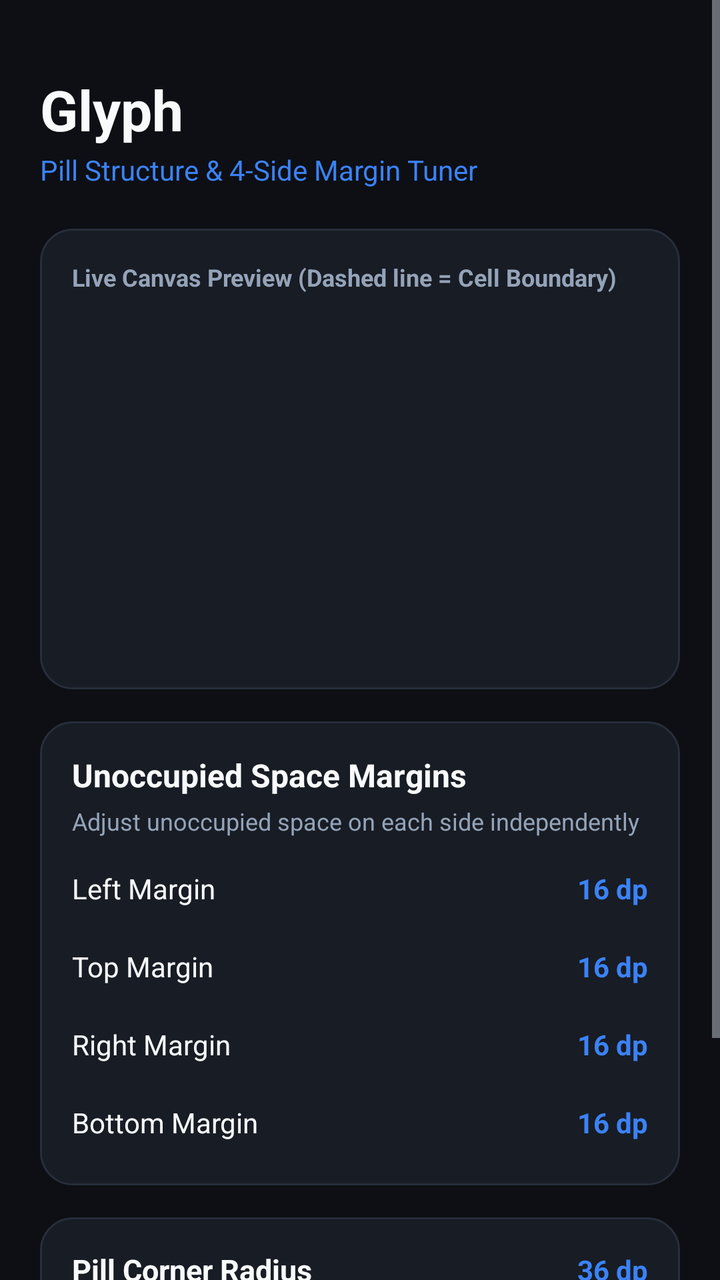
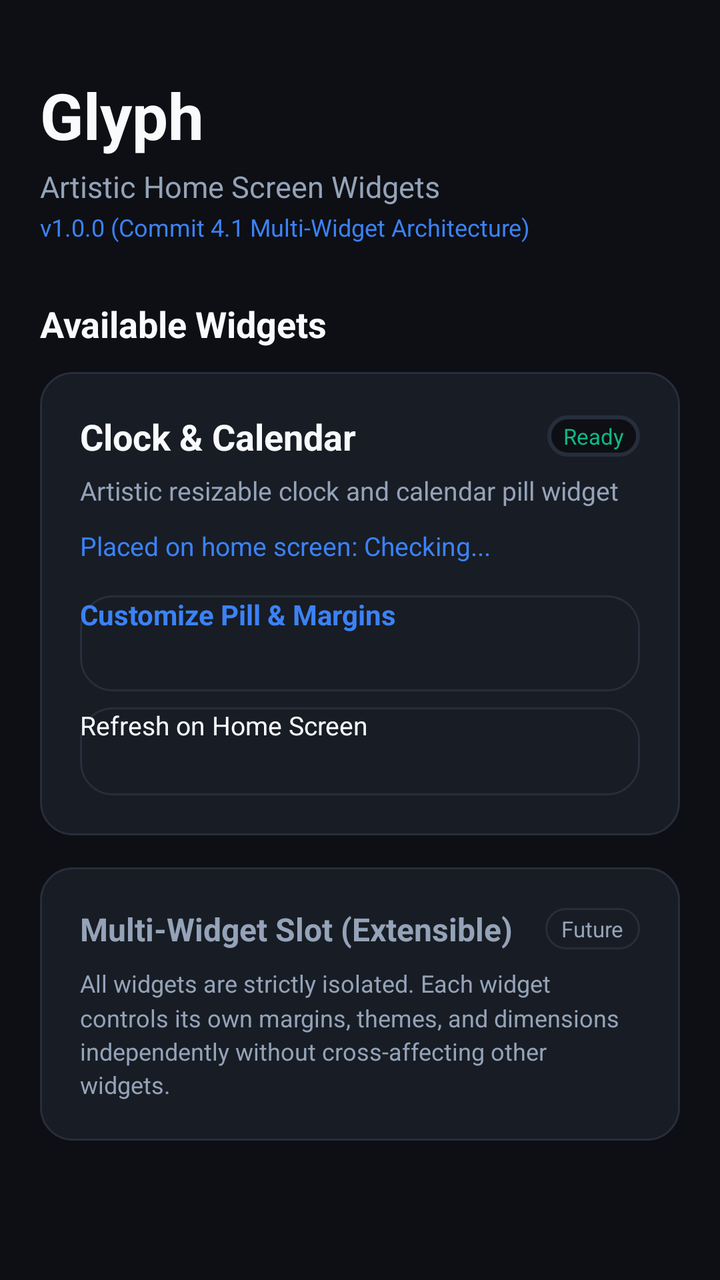

The first picture is an Android layout as it rendered before a commit; the second is the same layout after the commit. The layout source and the unified diff follow.
<!-- AndroidManifest.xml: application theme android:Theme.DeviceDefault.NoActionBar -->
<!-- res/layout/activity_main.xml -->
<?xml version="1.0" encoding="utf-8"?>
<ScrollView xmlns:android="http://schemas.android.com/apk/res/android"
    android:layout_width="match_parent"
    android:layout_height="match_parent"
    android:background="@color/bg_dark">

    <LinearLayout
        android:layout_width="match_parent"
        android:layout_height="wrap_content"
        android:orientation="vertical"
        android:padding="20dp">

        
        <TextView
            android:id="@+id/text_app_title"
            android:layout_width="wrap_content"
            android:layout_height="wrap_content"
            android:layout_marginTop="16dp"
            android:text="@string/app_name"
            android:textColor="@color/text_primary"
            android:textSize="28sp"
            android:textStyle="bold" />

        <TextView
            android:layout_width="wrap_content"
            android:layout_height="wrap_content"
            android:layout_marginTop="2dp"
            android:text="Pill Structure &amp; 4-Side Margin Tuner"
            android:textColor="@color/accent_blue"
            android:textSize="14sp" />

        
        <LinearLayout
            android:layout_width="match_parent"
            android:layout_height="wrap_content"
            android:layout_marginTop="20dp"
            android:background="@drawable/bg_card"
            android:orientation="vertical"
            android:padding="16dp">

            <TextView
                android:layout_width="wrap_content"
                android:layout_height="wrap_content"
                android:text="Live Canvas Preview (Dashed line = Cell Boundary)"
                android:textColor="@color/text_secondary"
                android:textSize="12sp"
                android:textStyle="bold" />

            <ImageView
                android:id="@+id/preview_canvas"
                android:layout_width="match_parent"
                android:layout_height="170dp"
                android:layout_marginTop="12dp"
                android:scaleType="fitCenter"
                android:contentDescription="Widget Preview" />

        </LinearLayout>

        
        <LinearLayout
            android:layout_width="match_parent"
            android:layout_height="wrap_content"
            android:layout_marginTop="16dp"
            android:background="@drawable/bg_card"
            android:orientation="vertical"
            android:padding="16dp">

            <TextView
                android:layout_width="wrap_content"
                android:layout_height="wrap_content"
                android:text="Unoccupied Space Margins"
                android:textColor="@color/text_primary"
                android:textSize="16sp"
                android:textStyle="bold" />

            <TextView
                android:layout_width="wrap_content"
                android:layout_height="wrap_content"
                android:layout_marginTop="4dp"
                android:text="Adjust unoccupied space on each side independently"
                android:textColor="@color/text_secondary"
                android:textSize="12sp" />

            
            <LinearLayout
                android:layout_width="match_parent"
                android:layout_height="wrap_content"
                android:layout_marginTop="16dp"
                android:gravity="center_vertical"
                android:orientation="horizontal">
                <TextView
                    android:layout_width="0dp"
                    android:layout_height="wrap_content"
                    android:layout_weight="1"
                    android:text="Left Margin"
                    android:textColor="@color/text_primary"
                    android:textSize="14sp" />
                <TextView
                    android:id="@+id/text_margin_left_val"
                    android:layout_width="wrap_content"
                    android:layout_height="wrap_content"
                    android:text="16 dp"
                    android:textColor="@color/accent_blue"
                    android:textSize="14sp"
                    android:textStyle="bold" />
            </LinearLayout>
            <SeekBar
                android:id="@+id/seek_margin_left"
                android:layout_width="match_parent"
                android:layout_height="wrap_content"
                android:layout_marginTop="6dp"
                android:max="48" />

            
            <LinearLayout
                android:layout_width="match_parent"
                android:layout_height="wrap_content"
                android:layout_marginTop="14dp"
                android:gravity="center_vertical"
                android:orientation="horizontal">
                <TextView
                    android:layout_width="0dp"
                    android:layout_height="wrap_content"
                    android:layout_weight="1"
                    android:text="Top Margin"
                    android:textColor="@color/text_primary"
                    android:textSize="14sp" />
                <TextView
                    android:id="@+id/text_margin_top_val"
                    android:layout_width="wrap_content"
                    android:layout_height="wrap_content"
                    android:text="16 dp"
                    android:textColor="@color/accent_blue"
                    android:textSize="14sp"
                    android:textStyle="bold" />
            </LinearLayout>
            <SeekBar
                android:id="@+id/seek_margin_top"
                android:layout_width="match_parent"
                android:layout_height="wrap_content"
                android:layout_marginTop="6dp"
                android:max="48" />

            
            <LinearLayout
                android:layout_width="match_parent"
                android:layout_height="wrap_content"
                android:layout_marginTop="14dp"
                android:gravity="center_vertical"
                android:orientation="horizontal">
                <TextView
                    android:layout_width="0dp"
                    android:layout_height="wrap_content"
                    android:layout_weight="1"
                    android:text="Right Margin"
                    android:textColor="@color/text_primary"
                    android:textSize="14sp" />
                <TextView
                    android:id="@+id/text_margin_right_val"
                    android:layout_width="wrap_content"
                    android:layout_height="wrap_content"
                    android:text="16 dp"
                    android:textColor="@color/accent_blue"
                    android:textSize="14sp"
                    android:textStyle="bold" />
            </LinearLayout>
            <SeekBar
                android:id="@+id/seek_margin_right"
                android:layout_width="match_parent"
                android:layout_height="wrap_content"
                android:layout_marginTop="6dp"
                android:max="48" />

            
            <LinearLayout
                android:layout_width="match_parent"
                android:layout_height="wrap_content"
                android:layout_marginTop="14dp"
                android:gravity="center_vertical"
                android:orientation="horizontal">
                <TextView
                    android:layout_width="0dp"
                    android:layout_height="wrap_content"
                    android:layout_weight="1"
                    android:text="Bottom Margin"
                    android:textColor="@color/text_primary"
                    android:textSize="14sp" />
                <TextView
                    android:id="@+id/text_margin_bottom_val"
                    android:layout_width="wrap_content"
                    android:layout_height="wrap_content"
                    android:text="16 dp"
                    android:textColor="@color/accent_blue"
                    android:textSize="14sp"
                    android:textStyle="bold" />
            </LinearLayout>
            <SeekBar
                android:id="@+id/seek_margin_bottom"
                android:layout_width="match_parent"
                android:layout_height="wrap_content"
                android:layout_marginTop="6dp"
                android:max="48" />

        </LinearLayout>

        
        <LinearLayout
            android:layout_width="match_parent"
            android:layout_height="wrap_content"
            android:layout_marginTop="16dp"
            android:background="@drawable/bg_card"
            android:orientation="vertical"
            android:padding="16dp">

            <LinearLayout
                android:layout_width="match_parent"
                android:layout_height="wrap_content"
                android:gravity="center_vertical"
                android:orientation="horizontal">
                <TextView
                    android:layout_width="0dp"
                    android:layout_height="wrap_content"
                    android:layout_weight="1"
                    android:text="Pill Corner Radius"
                    android:textColor="@color/text_primary"
                    android:textSize="15sp"
                    android:textStyle="bold" />
                <TextView
                    android:id="@+id/text_corner_radius_val"
                    android:layout_width="wrap_content"
                    android:layout_height="wrap_content"
                    android:text="36 dp"
                    android:textColor="@color/accent_blue"
                    android:textSize="14sp"
                    android:textStyle="bold" />
            </LinearLayout>
            <SeekBar
                android:id="@+id/seek_corner_radius"
                android:layout_width="match_parent"
                android:layout_height="wrap_content"
                android:layout_marginTop="8dp"
                android:max="64" />

        </LinearLayout>

        
        <LinearLayout
            android:layout_width="match_parent"
            android:layout_height="wrap_content"
            android:layout_marginTop="20dp"
            android:layout_marginBottom="32dp"
            android:orientation="horizontal">

            <Button
                android:id="@+id/btn_reset_margins"
                android:layout_width="0dp"
                android:layout_height="48dp"
                android:layout_weight="1"
                android:layout_marginEnd="8dp"
                android:background="@drawable/bg_card"
                android:text="Reset Defaults"
                android:textColor="@color/text_secondary"
                android:textSize="13sp" />

            <Button
                android:id="@+id/btn_apply_widget"
                android:layout_width="0dp"
                android:layout_height="48dp"
                android:layout_weight="1"
                android:layout_marginStart="8dp"
                android:background="@drawable/bg_card"
                android:text="Apply to Widget"
                android:textColor="@color/accent_blue"
                android:textSize="13sp" />

        </LinearLayout>

    </LinearLayout>

</ScrollView>
<!-- resources referenced by this layout -->
<resources>
  <color name="accent_blue">#3B82F6</color>
  <color name="bg_dark">#0D0F14</color>
  <color name="text_primary">#F8FAFC</color>
  <color name="text_secondary">#94A3B8</color>
  <!-- drawable bg_card (drawable) -->
  <?xml version="1.0" encoding="utf-8"?>
  <shape xmlns:android="http://schemas.android.com/apk/res/android"
      android:shape="rectangle">
      <corners android:radius="16dp" />
      <solid android:color="@color/card_dark" />
      <stroke
          android:width="1dp"
          android:color="@color/border_card" />
  </shape>
  <string name="app_name">Glyph</string>
  <color name="card_dark">#181C24</color>
  <color name="border_card">#272E3B</color>
</resources>

<!-- the commit's change to res/layout/activity_main.xml (unified diff, before → after) -->
@@ -18,41 +18,114 @@
             android:layout_marginTop="16dp"
             android:text="@string/app_name"
             android:textColor="@color/text_primary"
-            android:textSize="28sp"
+            android:textSize="32sp"
             android:textStyle="bold" />
 
         <TextView
+            android:id="@+id/text_app_tagline"
+            android:layout_width="wrap_content"
+            android:layout_height="wrap_content"
+            android:layout_marginTop="4dp"
+            android:text="@string/app_tagline"
+            android:textColor="@color/text_secondary"
+            android:textSize="15sp" />
+
+        <TextView
+            android:id="@+id/text_version"
             android:layout_width="wrap_content"
             android:layout_height="wrap_content"
             android:layout_marginTop="2dp"
-            android:text="Pill Structure &amp; 4-Side Margin Tuner"
+            android:text="v1.0.0 (Commit 4.1 Multi-Widget Architecture)"
             android:textColor="@color/accent_blue"
-            android:textSize="14sp" />
+            android:textSize="12sp" />
+
+        
+        <TextView
+            android:layout_width="wrap_content"
+            android:layout_height="wrap_content"
+            android:layout_marginTop="28dp"
+            android:text="@string/section_widgets"
+            android:textColor="@color/text_primary"
+            android:textSize="18sp"
+            android:textStyle="bold" />
 
         
         <LinearLayout
             android:layout_width="match_parent"
             android:layout_height="wrap_content"
-            android:layout_marginTop="20dp"
+            android:layout_marginTop="12dp"
             android:background="@drawable/bg_card"
             android:orientation="vertical"
-            android:padding="16dp">
+            android:padding="20dp">
+
+            <LinearLayout
+                android:layout_width="match_parent"
+                android:layout_height="wrap_content"
+                android:gravity="center_vertical"
+                android:orientation="horizontal">
+
+                <TextView
+                    android:layout_width="0dp"
+                    android:layout_height="wrap_content"
+                    android:layout_weight="1"
+                    android:text="@string/widget_clock_calendar_name"
+                    android:textColor="@color/text_primary"
+                    android:textSize="18sp"
+                    android:textStyle="bold" />
+
+                <TextView
+                    android:id="@+id/text_clock_calendar_status"
+                    android:layout_width="wrap_content"
+                    android:layout_height="wrap_content"
+                    android:background="@drawable/ic_launcher"
+                    android:paddingStart="8dp"
+                    android:paddingTop="3dp"
+                    android:paddingEnd="8dp"
+                    android:paddingBottom="3dp"
+                    android:text="Ready"
+                    android:textColor="@color/status_green"
+                    android:textSize="11sp" />
+
+            </LinearLayout>
 
             <TextView
                 android:layout_width="wrap_content"
                 android:layout_height="wrap_content"
-                android:text="Live Canvas Preview (Dashed line = Cell Boundary)"
+                android:layout_marginTop="6dp"
+                android:text="@string/widget_clock_calendar_desc"
                 android:textColor="@color/text_secondary"
-                android:textSize="12sp"
+                android:textSize="13sp" />
+
+            <TextView
+                android:id="@+id/text_clock_calendar_count"
+                android:layout_width="wrap_content"
+                android:layout_height="wrap_content"
+                android:layout_marginTop="10dp"
+                android:text="Placed on home screen: Checking..."
+                android:textColor="@color/accent_blue"
+                android:textSize="13sp" />
+
+            
+            <Button
+                android:id="@+id/btn_customize_clock_calendar"
+                android:layout_width="match_parent"
+                android:layout_height="48dp"
+                android:layout_marginTop="16dp"
+                android:background="@drawable/bg_card"
+                android:text="Customize Pill &amp; Margins"
+                android:textColor="@color/accent_blue"
+                android:textSize="14sp"
                 android:textStyle="bold" />
 
-            <ImageView
-                android:id="@+id/preview_canvas"
+            <Button
+                android:id="@+id/btn_refresh_clock_calendar"
                 android:layout_width="match_parent"
-                android:layout_height="170dp"
-                android:layout_marginTop="12dp"
-                android:scaleType="fitCenter"
-                android:contentDescription="Widget Preview" />
+                android:layout_height="44dp"
+                android:layout_marginTop="8dp"
+                android:background="@drawable/bg_card"
+                android:text="Refresh on Home Screen"
+                android:textColor="@color/text_primary"
+                android:textSize="13sp" />
 
         </LinearLayout>
 
@@ -61,217 +134,48 @@
             android:layout_width="match_parent"
             android:layout_height="wrap_content"
             android:layout_marginTop="16dp"
+            android:layout_marginBottom="32dp"
             android:background="@drawable/bg_card"
             android:orientation="vertical"
-            android:padding="16dp">
-
-            <TextView
-                android:layout_width="wrap_content"
-                android:layout_height="wrap_content"
-                android:text="Unoccupied Space Margins"
-                android:textColor="@color/text_primary"
-                android:textSize="16sp"
-                android:textStyle="bold" />
-
-            <TextView
-                android:layout_width="wrap_content"
-                android:layout_height="wrap_content"
-                android:layout_marginTop="4dp"
-                android:text="Adjust unoccupied space on each side independently"
-                android:textColor="@color/text_secondary"
-                android:textSize="12sp" />
-
-            
-            <LinearLayout
-                android:layout_width="match_parent"
-                android:layout_height="wrap_content"
-                android:layout_marginTop="16dp"
-                android:gravity="center_vertical"
-                android:orientation="horizontal">
-                <TextView
-                    android:layout_width="0dp"
-                    android:layout_height="wrap_content"
-                    android:layout_weight="1"
-                    android:text="Left Margin"
-                    android:textColor="@color/text_primary"
-                    android:textSize="14sp" />
-                <TextView
-                    android:id="@+id/text_margin_left_val"
-                    android:layout_width="wrap_content"
-                    android:layout_height="wrap_content"
-                    android:text="16 dp"
-                    android:textColor="@color/accent_blue"
-                    android:textSize="14sp"
-                    android:textStyle="bold" />
-            </LinearLayout>
-            <SeekBar
-                android:id="@+id/seek_margin_left"
-                android:layout_width="match_parent"
-                android:layout_height="wrap_content"
-                android:layout_marginTop="6dp"
-                android:max="48" />
-
-            
-            <LinearLayout
-                android:layout_width="match_parent"
-                android:layout_height="wrap_content"
-                android:layout_marginTop="14dp"
-                android:gravity="center_vertical"
-                android:orientation="horizontal">
-                <TextView
-                    android:layout_width="0dp"
-                    android:layout_height="wrap_content"
-                    android:layout_weight="1"
-                    android:text="Top Margin"
-                    android:textColor="@color/text_primary"
-                    android:textSize="14sp" />
-                <TextView
-                    android:id="@+id/text_margin_top_val"
-                    android:layout_width="wrap_content"
-                    android:layout_height="wrap_content"
-                    android:text="16 dp"
-                    android:textColor="@color/accent_blue"
-                    android:textSize="14sp"
-                    android:textStyle="bold" />
-            </LinearLayout>
-            <SeekBar
-                android:id="@+id/seek_margin_top"
-                android:layout_width="match_parent"
-                android:layout_height="wrap_content"
-                android:layout_marginTop="6dp"
-                android:max="48" />
-
-            
-            <LinearLayout
-                android:layout_width="match_parent"
-                android:layout_height="wrap_content"
-                android:layout_marginTop="14dp"
-                android:gravity="center_vertical"
-                android:orientation="horizontal">
-                <TextView
-                    android:layout_width="0dp"
-                    android:layout_height="wrap_content"
-                    android:layout_weight="1"
-                    android:text="Right Margin"
-                    android:textColor="@color/text_primary"
-                    android:textSize="14sp" />
-                <TextView
-                    android:id="@+id/text_margin_right_val"
-                    android:layout_width="wrap_content"
-                    android:layout_height="wrap_content"
-                    android:text="16 dp"
-                    android:textColor="@color/accent_blue"
-                    android:textSize="14sp"
-                    android:textStyle="bold" />
-            </LinearLayout>
-            <SeekBar
-                android:id="@+id/seek_margin_right"
-                android:layout_width="match_parent"
-                android:layout_height="wrap_content"
-                android:layout_marginTop="6dp"
-                android:max="48" />
-
-            
-            <LinearLayout
-                android:layout_width="match_parent"
-                android:layout_height="wrap_content"
-                android:layout_marginTop="14dp"
-                android:gravity="center_vertical"
-                android:orientation="horizontal">
-                <TextView
-                    android:layout_width="0dp"
-                    android:layout_height="wrap_content"
-                    android:layout_weight="1"
-                    android:text="Bottom Margin"
-                    android:textColor="@color/text_primary"
-                    android:textSize="14sp" />
-                <TextView
-                    android:id="@+id/text_margin_bottom_val"
-                    android:layout_width="wrap_content"
-                    android:layout_height="wrap_content"
-                    android:text="16 dp"
-                    android:textColor="@color/accent_blue"
-                    android:textSize="14sp"
-                    android:textStyle="bold" />
-            </LinearLayout>
-            <SeekBar
-                android:id="@+id/seek_margin_bottom"
-                android:layout_width="match_parent"
-                android:layout_height="wrap_content"
-                android:layout_marginTop="6dp"
-                android:max="48" />
-
-        </LinearLayout>
-
-        
-        <LinearLayout
-            android:layout_width="match_parent"
-            android:layout_height="wrap_content"
-            android:layout_marginTop="16dp"
-            android:background="@drawable/bg_card"
-            android:orientation="vertical"
-            android:padding="16dp">
+            android:padding="20dp">
 
             <LinearLayout
                 android:layout_width="match_parent"
                 android:layout_height="wrap_content"
                 android:gravity="center_vertical"
                 android:orientation="horizontal">
+
                 <TextView
                     android:layout_width="0dp"
                     android:layout_height="wrap_content"
                     android:layout_weight="1"
-                    android:text="Pill Corner Radius"
-                    android:textColor="@color/text_primary"
-                    android:textSize="15sp"
+                    android:text="Multi-Widget Slot (Extensible)"
+                    android:textColor="@color/text_secondary"
+                    android:textSize="16sp"
                     android:textStyle="bold" />
+
                 <TextView
-                    android:id="@+id/text_corner_radius_val"
                     android:layout_width="wrap_content"
                     android:layout_height="wrap_content"
-                    android:text="36 dp"
-                    android:textColor="@color/accent_blue"
-                    android:textSize="14sp"
-                    android:textStyle="bold" />
+                    android:background="@drawable/bg_card"
+                    android:paddingStart="8dp"
+                    android:paddingTop="3dp"
+                    android:paddingEnd="8dp"
+                    android:paddingBottom="3dp"
+                    android:text="Future"
+                    android:textColor="@color/text_secondary"
+                    android:textSize="11sp" />
+
             </LinearLayout>
-            <SeekBar
-                android:id="@+id/seek_corner_radius"
-                android:layout_width="match_parent"
+
+            <TextView
+                android:layout_width="wrap_content"
                 android:layout_height="wrap_content"
                 android:layout_marginTop="8dp"
-                android:max="64" />
-
-        </LinearLayout>
-
-        
-        <LinearLayout
-            android:layout_width="match_parent"
-            android:layout_height="wrap_content"
-            android:layout_marginTop="20dp"
-            android:layout_marginBottom="32dp"
-            android:orientation="horizontal">
-
-            <Button
-                android:id="@+id/btn_reset_margins"
-                android:layout_width="0dp"
-                android:layout_height="48dp"
-                android:layout_weight="1"
-                android:layout_marginEnd="8dp"
-                android:background="@drawable/bg_card"
-                android:text="Reset Defaults"
+                android:lineSpacingMultiplier="1.2"
+                android:text="All widgets are strictly isolated. Each widget controls its own margins, themes, and dimensions independently without cross-affecting other widgets."
                 android:textColor="@color/text_secondary"
-                android:textSize="13sp" />
-
-            <Button
-                android:id="@+id/btn_apply_widget"
-                android:layout_width="0dp"
-                android:layout_height="48dp"
-                android:layout_weight="1"
-                android:layout_marginStart="8dp"
-                android:background="@drawable/bg_card"
-                android:text="Apply to Widget"
-                android:textColor="@color/accent_blue"
-                android:textSize="13sp" />
+                android:textSize="12sp" />
 
         </LinearLayout>
 
<!-- resource entries referenced after the edit -->
@@ -2,6 +2,7 @@
 <resources>
   <color name="accent_blue">#3B82F6</color>
   <color name="bg_dark">#0D0F14</color>
+  <color name="status_green">#10B981</color>
   <color name="text_primary">#F8FAFC</color>
   <color name="text_secondary">#94A3B8</color>
   <!-- drawable bg_card (drawable) -->
@@ -14,7 +15,39 @@
           android:width="1dp"
           android:color="@color/border_card" />
   </shape>
+  <!-- drawable ic_launcher (drawable) -->
+  <?xml version="1.0" encoding="utf-8"?>
+  <layer-list xmlns:android="http://schemas.android.com/apk/res/android">
+      
+      <item>
+          <shape android:shape="rectangle">
+              <corners android:radius="24dp" />
+              <solid android:color="#0D0F14" />
+              <stroke
+                  android:width="2dp"
+                  android:color="#272E3B" />
+          </shape>
+      </item>
+      
+      <item
+          android:bottom="20dp"
+          android:left="20dp"
+          android:right="20dp"
+          android:top="20dp">
+          <shape android:shape="rectangle">
+              <corners android:radius="14dp" />
+              <solid android:color="#181C24" />
+              <stroke
+                  android:width="2dp"
+                  android:color="#3B82F6" />
+          </shape>
+      </item>
+  </layer-list>
   <string name="app_name">Glyph</string>
+  <string name="app_tagline">Artistic Home Screen Widgets</string>
+  <string name="section_widgets">Available Widgets</string>
+  <string name="widget_clock_calendar_desc">Artistic resizable clock and calendar pill widget</string>
+  <string name="widget_clock_calendar_name">Clock &amp; Calendar</string>
   <color name="card_dark">#181C24</color>
   <color name="border_card">#272E3B</color>
 </resources>
